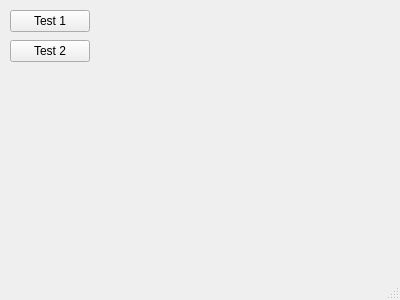
boilerbots/PinballDiag, file mainwindow.ui: the form before one commit.
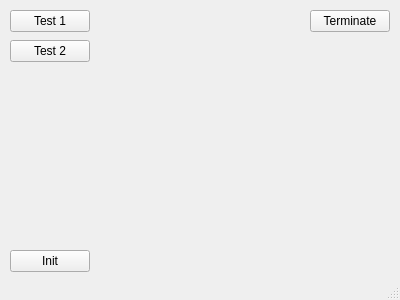
The form after the commit.

```diff
--- a/mainwindow.ui
+++ b/mainwindow.ui
@@ -40,6 +40,32 @@
      <string>Test 2</string>
     </property>
    </widget>
+   <widget class="QPushButton" name="pushButton_3">
+    <property name="geometry">
+     <rect>
+      <x>310</x>
+      <y>10</y>
+      <width>80</width>
+      <height>22</height>
+     </rect>
+    </property>
+    <property name="text">
+     <string>Terminate</string>
+    </property>
+   </widget>
+   <widget class="QPushButton" name="pushButton_4">
+    <property name="geometry">
+     <rect>
+      <x>10</x>
+      <y>250</y>
+      <width>80</width>
+      <height>22</height>
+     </rect>
+    </property>
+    <property name="text">
+     <string>Init</string>
+    </property>
+   </widget>
   </widget>
   <widget class="QStatusBar" name="statusBar"/>
   <action name="actionButton1">
```
